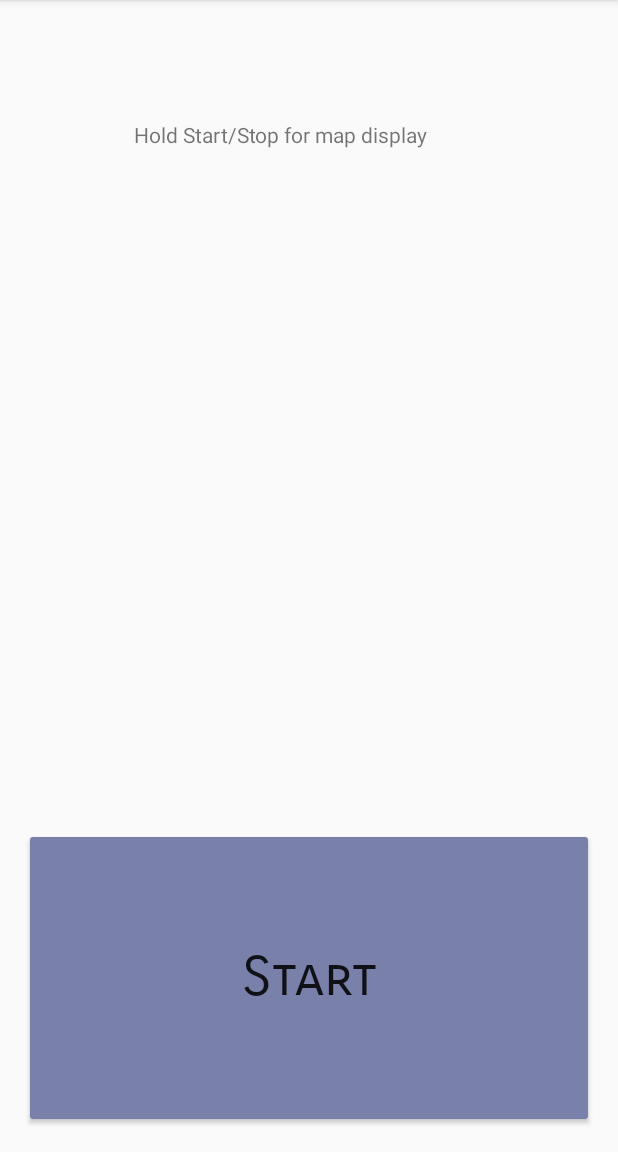
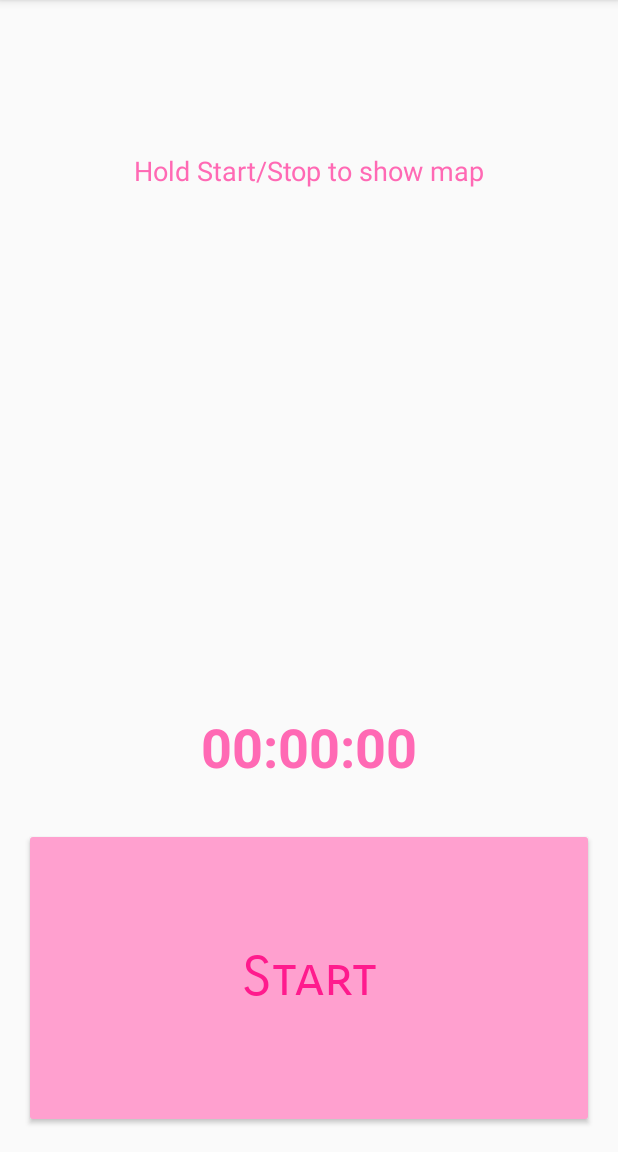
Before and after one commit to Minolyx/LaufDickeSau, an Android app: the screen it shows after launch (MainActivity), on a phone screen of 412 x 824 dp, the part 84-1236 px from its top. Run offline under Robolectric (Android 15) with nearby library versions, the phone set to English and light mode, and no system bars.

Commit message:
@Vhauryn
neue farbe und layout angepasst
damit es auch auf kleinen screens passt
(paar "\n" und "\t" entfernt"

```diff
--- a/app/src/main/java/seminar/wahlpflicht/android/hsnr/de/laufdickesau/MainActivity.java
+++ b/app/src/main/java/seminar/wahlpflicht/android/hsnr/de/laufdickesau/MainActivity.java
@@ -5,6 +5,7 @@ import android.content.res.ColorStateList;
 import android.graphics.Color;
 import android.os.Handler;
 import android.provider.Settings;
+import android.support.v4.content.ContextCompat;
 import android.support.v7.app.AppCompatActivity;
 import android.os.Bundle;
 import android.view.View;
@@ -30,6 +31,7 @@ public class MainActivity extends AppCompatActivity {
     protected ThreadOverhaul thr = null;
     protected boolean started = false;
     protected boolean isMapOpen = false;
+    protected String timerString = "";
 
     @Override
     protected void onCreate(Bundle savedInstanceState) {
@@ -45,8 +47,8 @@ public class MainActivity extends AppCompatActivity {
         gpsButton = (Button) findViewById(R.id.startButton);
         textView = (TextView) findViewById(R.id.textView);
         textViewTimer = (TextView) findViewById(R.id.timerTextView);
-        textViewTimer.setVisibility(View.INVISIBLE);
-        textView.setText(" \n\n\n\n\t\t              Hold Start/Stop for map display\n");
+        textView.setText("\n\n\n\nHold Start/Stop to show map\n");
+        textView.setTextAlignment(View.TEXT_ALIGNMENT_CENTER);
 
 //TODO: Set buttons/views ect. over here ###########################################################
 
@@ -62,14 +64,13 @@ public class MainActivity extends AppCompatActivity {
                         if(!started) {
                             that.thr = new ThreadOverhaul("Countdown_10", 1000, "startTimer", new Object() {
 
-                                private int counter = 9;
+                                private int counter = 3;
 
                                 public void startTimer() {
                                     runOnUiThread(new Runnable() {
                                         @Override
                                         public void run() {
                                             that.textView.setTextSize(56);
-                                            that.textView.setTextColor(Color.rgb(250, 50, 120));
                                             that.textView.setTextAlignment(View.TEXT_ALIGNMENT_CENTER);
                                             that.textView.setText("\n" + counter);
                                             counter--;
@@ -77,9 +78,8 @@ public class MainActivity extends AppCompatActivity {
                                             if (counter < 0) {
 
                                                 that.textView.setTextSize(24);
-                                                that.textView.setTextColor(Color.rgb(150, 180, 120));
 
-                                                textView.setText("\n\nLat: "
+                                                textView.setText("\nLat: "
                                                         + gps.getLatitude()
                                                         + "\nLong: "
                                                         + gps.getLongitude()
@@ -113,7 +113,7 @@ public class MainActivity extends AppCompatActivity {
                                     @Override
                                     public void run() {
 
-                                        textView.setText("\n\nLat: "
+                                        textView.setText("\nLat: "
                                                 + gps.getLatitude()
                                                 + "\nLong: "
                                                 + gps.getLongitude()
@@ -122,9 +122,9 @@ public class MainActivity extends AppCompatActivity {
                                                 + "\nAcc: "
                                                 + gps.getAccuracy()
                                                 + "\nDistance: "
-                                                + String.format("%.2fm", polyline.getDistanceTotal())
-                                                + "\nTime: "
-                                                + String.format("%02d:%02d:%02d", hours, minutes, seconds));
+                                                + String.format("%.2fm", polyline.getDistanceTotal()));
+                                        timerString = String.format("%02d:%02d:%02d", hours, minutes, seconds);
+                                        textViewTimer.setText(timerString);
 
                                         if(seconds == 59) {
                                             seconds = 0;
--- a/app/src/main/res/layout/activity_main.xml
+++ b/app/src/main/res/layout/activity_main.xml
@@ -20,17 +20,20 @@
         android:fontFamily="sans-serif-smallcaps"
         android:layout_height="200dp"
         android:layout_alignParentBottom="true"
-        android:backgroundTint="@color/colorPrimary"
+        android:backgroundTint="@color/brightpink"
+        android:textColor="@color/darkpink"
         android:elevation="8dp" />
 
     <TextView
         android:id="@+id/textView"
         android:layout_width="match_parent"
         android:layout_height="wrap_content"
+        android:textColor="@color/pink"
+        android:textSize="18sp"
         android:layout_alignParentStart="true" />
 
     <TextView
-        android:text="00:00"
+        android:text="00:00:00"
         android:layout_width="wrap_content"
         android:layout_height="wrap_content"
         android:layout_above="@+id/startButton"
@@ -38,7 +41,7 @@
         android:layout_marginBottom="30dp"
         android:id="@+id/timerTextView"
         android:textStyle="normal|bold"
-        tools:textSize="36sp"
-        android:textSize="30sp" />
+        android:textColor="@color/pink"
+        android:textSize="36sp" />
 
 </RelativeLayout>
--- a/app/src/main/res/values/colors.xml
+++ b/app/src/main/res/values/colors.xml
@@ -25,7 +25,9 @@
     <color name="darkorrange">#cc2303</color>
     <color name="pressed_color">#FF8E4067</color>
     <color name="focussed_color">#DD8E4067</color>
-    <color name="pink">#FFC0CB</color>
+    <color name="pink">#FF69B4</color>
+    <color name="brightpink">#ffa0cf</color>
+    <color name="darkpink">#ff1b8d</color>
 
 
 </resources>
```
Also changed, not shown: app/src/main/java/seminar/wahlpflicht/android/hsnr/de/laufdickesau/MapsActivity.java (+44 -2 lines).
